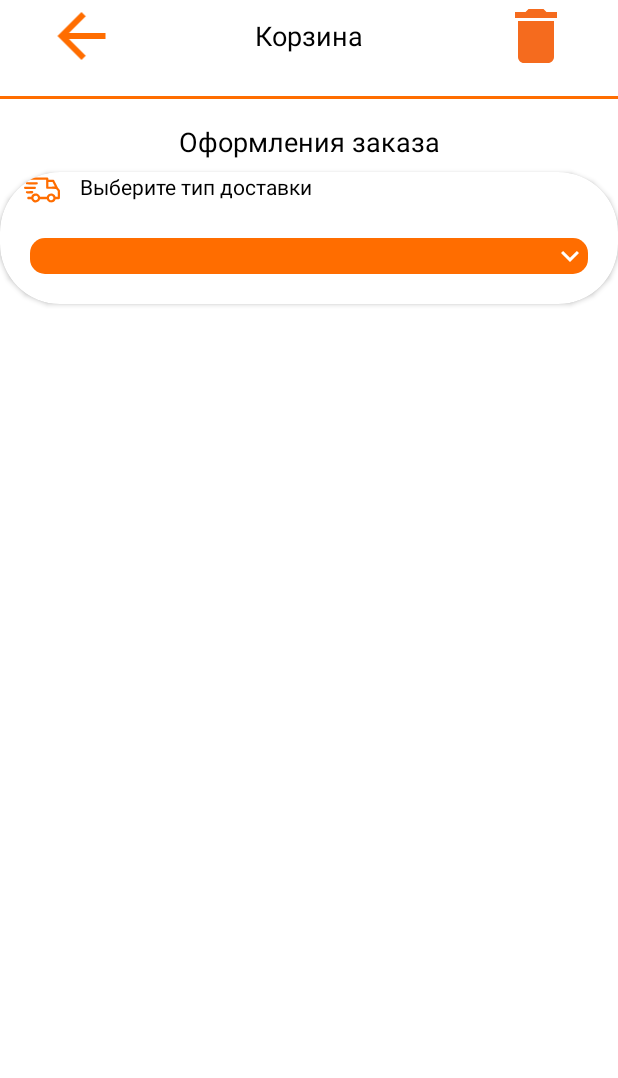
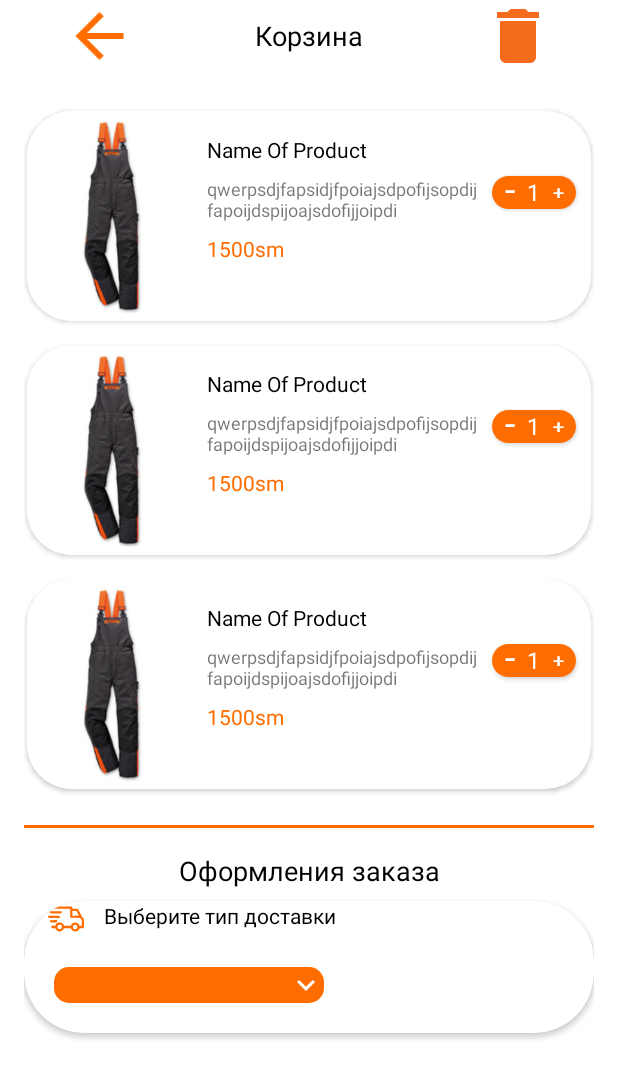
Before and after one commit to umedqws/hardware_store, an Android app: the layout fragment_basket.xml on its own in the app's theme, with its tools: preview values and no code run, on a phone screen of 412 x 824 dp. Shown: the top 1078 px of the screen. Run offline under Robolectric (Android 15) with nearby library versions, the phone set to English and light mode, and no system bars.

Commit message:
to change

```diff
--- a/app/src/main/java/com/example/hardwarestore/LoginFragment.kt
+++ b/app/src/main/java/com/example/hardwarestore/LoginFragment.kt
@@ -63,8 +63,8 @@ class LoginFragment : Fragment() {
                         ).show()
                     } else {
                         if (binding.numberLogin.text.toString() == it.numberPhone && binding.passwordLogin.text.toString() == it.password) {
-                            val navController = findNavController()
-                            navController.navigate(R.id.action_loginFragment_to_storeFragment)
+                            val action = LoginFragmentDirections.actionLoginFragmentToStoreFragment2(it)
+                            findNavController().navigate(action)
                         } else {
                             Toast.makeText(
                                 binding.root.context,
--- /dev/null
+++ b/app/src/main/res/layout/basket.xml
@@ -0,0 +1,105 @@
+<?xml version="1.0" encoding="utf-8"?>
+<androidx.cardview.widget.CardView xmlns:android="http://schemas.android.com/apk/res/android"
+    android:layout_width="match_parent"
+    android:layout_height="wrap_content"
+    xmlns:app="http://schemas.android.com/apk/res-auto"
+    app:cardCornerRadius="30dp"
+    android:layout_marginVertical="8dp"
+    android:layout_marginHorizontal="2dp">
+    <androidx.constraintlayout.widget.ConstraintLayout
+        android:layout_width="match_parent"
+        android:layout_height="match_parent">
+        <ImageView
+            android:layout_width="120dp"
+            android:layout_height="140dp"
+            app:layout_constraintStart_toStartOf="parent"
+            app:layout_constraintTop_toTopOf="parent"
+            android:id="@+id/Image"
+            android:src="@drawable/kostyum"
+            android:scaleType="centerCrop"
+            />
+        <TextView
+            android:layout_width="wrap_content"
+            android:layout_height="wrap_content"
+            app:layout_constraintStart_toEndOf="@id/Image"
+            app:layout_constraintTop_toTopOf="parent"
+            android:text="Name Of Product"
+            android:textColor="@color/black"
+            android:textSize="14sp"
+            android:id="@+id/name"
+            android:layout_marginTop="16dp"
+            app:layout_constraintBottom_toTopOf="@id/about"
+            />
+        <TextView
+            android:id="@id/about"
+            android:layout_width="180dp"
+            android:layout_height="wrap_content"
+            android:maxLines="3"
+            app:layout_constraintStart_toEndOf="@id/Image"
+            app:layout_constraintTop_toBottomOf="@id/name"
+            android:textSize="12sp"
+            android:layout_marginTop="8dp"
+            android:text="qwerpsdjfapsidjfpoiajsdpofijsopdijfapoijdspijoajsdofijjoipdi"/>
+        <TextView
+            android:id="@+id/price"
+            android:layout_width="wrap_content"
+            android:layout_height="wrap_content"
+            app:layout_constraintStart_toEndOf="@id/Image"
+            app:layout_constraintTop_toBottomOf="@id/about"
+            android:textColor="@color/gardware_001"
+            android:text="1500sm"
+            android:layout_marginTop="8dp"
+            android:textSize="14sp"/>
+
+        <androidx.cardview.widget.CardView
+            android:layout_width="wrap_content"
+            android:layout_height="wrap_content"
+            app:layout_constraintStart_toEndOf="@id/about"
+            app:layout_constraintTop_toBottomOf="@id/name"
+            app:cardCornerRadius="50dp"
+            android:layout_marginTop="8dp"
+            app:layout_constraintEnd_toEndOf="parent"
+            android:background="@color/gardware_001">
+            <LinearLayout
+                android:layout_width="match_parent"
+                android:layout_height="match_parent"
+                android:orientation="horizontal"
+                android:background="@color/gardware_001">
+
+                <TextView
+                    android:id="@+id/minus"
+                    android:layout_width="wrap_content"
+                    android:layout_height="wrap_content"
+                    android:layout_marginEnd="8dp"
+                    android:fontFamily="sans-serif-smallcaps"
+                    android:paddingStart="8dp"
+                    android:text="-"
+                    android:textColor="@color/white"
+                    android:textSize="18sp"
+                    android:textStyle="bold"/>
+                <TextView
+                    android:layout_width="wrap_content"
+                    android:layout_height="wrap_content"
+                    android:text="1"
+                    android:textSize="15sp"
+                    android:textColor="@color/white"
+                    android:id="@+id/counter"
+                    />
+                <TextView
+                    android:layout_width="wrap_content"
+                    android:layout_height="wrap_content"
+                    android:text="+"
+                    android:textSize="15sp"
+                    android:textColor="@color/white"
+                    android:paddingEnd="8dp"
+                    android:layout_marginStart="8dp"
+                    android:textStyle="bold"
+                    android:fontFamily="sans-serif-smallcaps"
+                    android:id="@+id/plus"
+                    />
+
+            </LinearLayout>
+
+        </androidx.cardview.widget.CardView>
+    </androidx.constraintlayout.widget.ConstraintLayout>
+</androidx.cardview.widget.CardView>
--- a/app/src/main/res/layout/fragment_basket.xml
+++ b/app/src/main/res/layout/fragment_basket.xml
@@ -4,6 +4,7 @@
     android:layout_width="match_parent"
     android:layout_height="match_parent"
     xmlns:app="http://schemas.android.com/apk/res-auto"
+    android:layout_marginHorizontal="16dp"
     tools:context=".BasketFragment">
 <LinearLayout
     android:layout_width="match_parent"
@@ -41,13 +42,17 @@
 </LinearLayout>
 
     <androidx.recyclerview.widget.RecyclerView
+        android:id="@+id/RecucleView_basket"
         android:layout_width="match_parent"
-        android:layout_height="0dp"
+        android:layout_height="wrap_content"
+        app:layout_constraintBottom_toBottomOf="@id/view_line"
+        app:layout_constraintEnd_toEndOf="parent"
+        app:layout_constraintHorizontal_bias="0.0"
         app:layout_constraintStart_toStartOf="parent"
         app:layout_constraintTop_toBottomOf="@id/laout_header"
-        app:layout_constraintEnd_toEndOf="parent"
-        android:id="@+id/RecucleView_basket"
-        />
+        tools:listitem="@layout/basket"
+        tools:itemCount="3"/>
+
     <View
         android:layout_width="match_parent"
         android:layout_height="2dp"
@@ -95,7 +100,7 @@
                 android:layout_marginStart="16dp"/>
 
             <androidx.appcompat.widget.AppCompatSpinner
-                android:layout_width="match_parent"
+                android:layout_width="180dp"
                 android:layout_height="match_parent"
                 android:id="@+id/spiiner"
                 android:background="@drawable/spinner_bg"
```
Also changed, not shown: app/src/main/java/com/example/hardwarestore/BasketAdapter.kt (added, +46 -0 lines), app/src/main/java/com/example/hardwarestore/BasketFragment.kt (+11 -2 lines), app/src/main/java/com/example/hardwarestore/StoreFragment.kt (+27 -2 lines), app/src/main/java/com/example/hardwarestore/model/Users.kt (+36 -1 lines), app/src/main/res/navigation/nav_graph.xml (+9 -0 lines).
